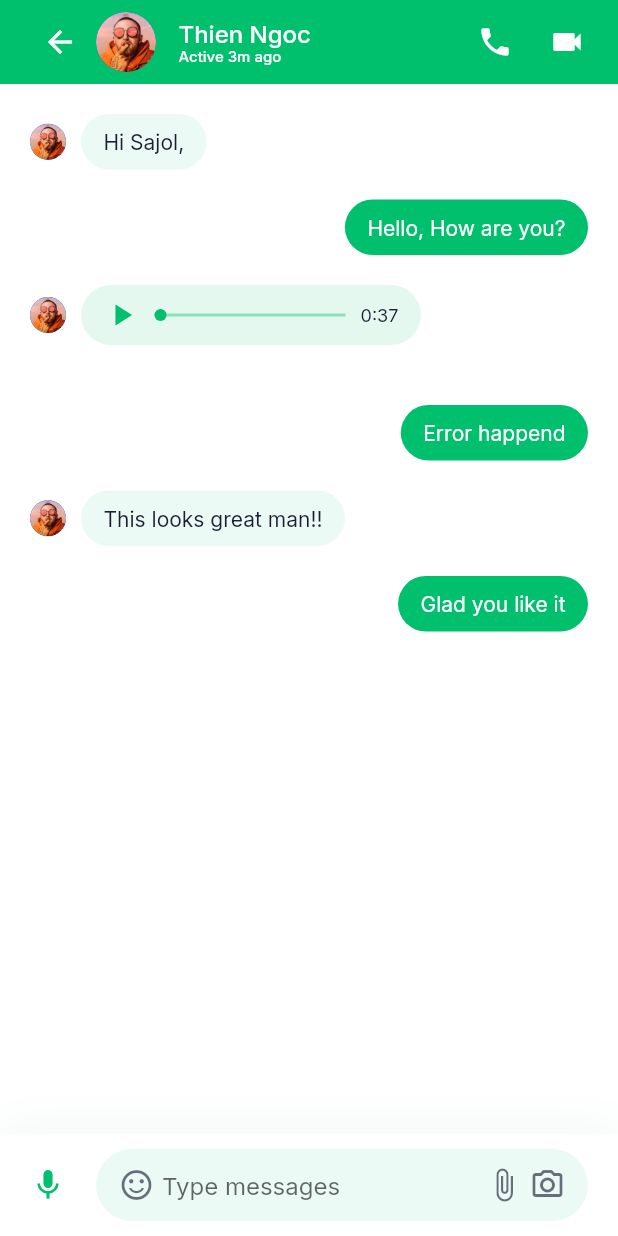
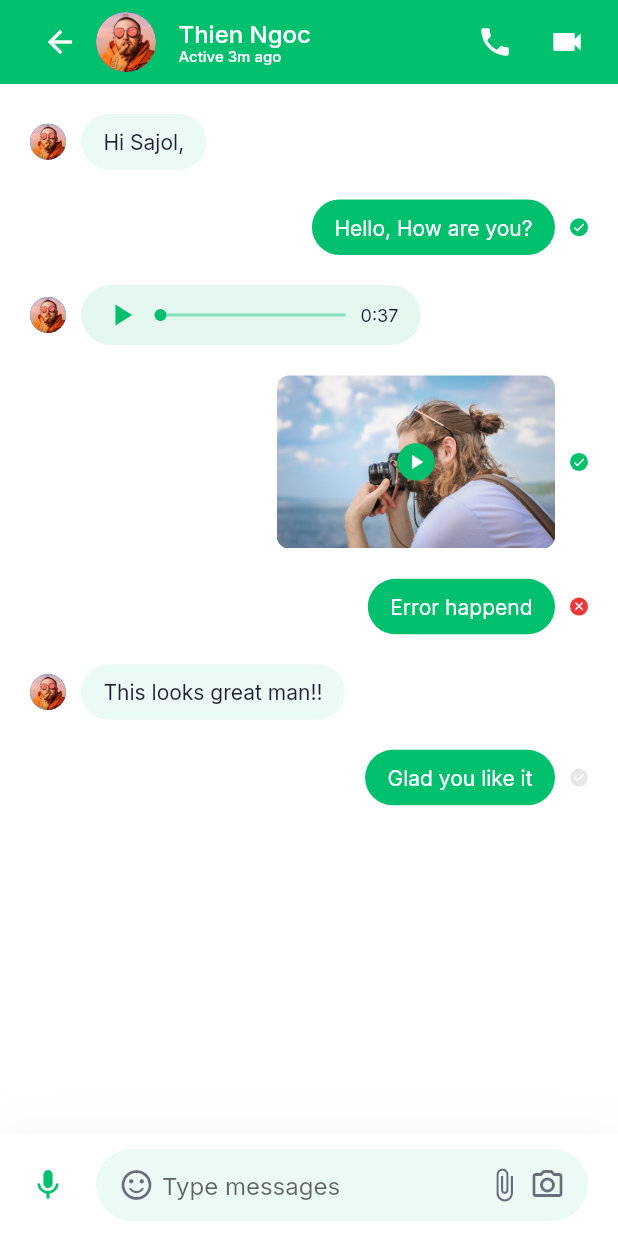
Before and after one commit to hienle2703/flutter_chat_firebase, a Flutter app: the MessageScreen screen opened directly, on a phone screen of 412 x 824 dp. Run offline on Flutter 3.47's test engine with Material 2 defaults, Android fonts, the phone set to English and light mode, and no system bars; our stand-ins replace google_fonts.

Commit message:
Implement UI for video message

```diff
--- a/lib/screens/messages/components/message.dart
+++ b/lib/screens/messages/components/message.dart
@@ -4,6 +4,7 @@ import 'package:flutter/material.dart';
 
 import 'audio_message.dart';
 import 'text_message.dart';
+import 'video_message.dart';
 
 class Message extends StatelessWidget {
   const Message({
@@ -23,6 +24,9 @@ class Message extends StatelessWidget {
         case ChatMessageType.audio:
           return AudioMessage(message: message);
           break;
+        case ChatMessageType.video:
+          return VideoMessage(message: message);
+          break;
         default:
           return SizedBox();
       }
@@ -40,7 +44,43 @@ class Message extends StatelessWidget {
           SizedBox(width: kDefaultPadding / 2),
         ],
         messageContainer(message),
+        if (message.isSender) MessageStatusDot(status: message.messageStatus),
       ],
     );
   }
 }
+
+class MessageStatusDot extends StatelessWidget {
+  const MessageStatusDot({Key key, this.status}) : super(key: key);
+
+  final MessageStatus status;
+
+  @override
+  Widget build(BuildContext context) {
+    Color dotColor(MessageStatus status) {
+      switch (status) {
+        case MessageStatus.not_sent:
+          return kErrorColor;
+          break;
+        case MessageStatus.not_view:
+          return Theme.of(context).textTheme.bodyText1.color.withOpacity(0.1);
+          break;
+        case MessageStatus.viewed:
+          return kPrimaryColor;
+          break;
+        default:
+          return Colors.transparent;
+      }
+    }
+
+    return Container(
+      margin: EdgeInsets.only(left: kDefaultPadding / 2),
+      height: 12,
+      width: 12,
+      decoration:
+          BoxDecoration(color: dotColor(status), shape: BoxShape.circle),
+      child: Icon(status == MessageStatus.not_sent ? Icons.close : Icons.done,
+          size: 9, color: Theme.of(context).scaffoldBackgroundColor),
+    );
+  }
+}
--- /dev/null
+++ b/lib/screens/messages/components/video_message.dart
@@ -0,0 +1,44 @@
+import 'package:chat/constants.dart';
+import 'package:chat/models/ChatMessage.dart';
+import 'package:flutter/material.dart';
+
+class VideoMessage extends StatelessWidget {
+  const VideoMessage({
+    Key key,
+    this.message,
+  }) : super(key: key);
+
+  final ChatMessage message;
+
+  @override
+  Widget build(BuildContext context) {
+    return SizedBox(
+      width: MediaQuery.of(context).size.width * 0.45,
+      child: AspectRatio(
+        aspectRatio: 1.6,
+        child: Stack(
+          alignment: Alignment.center,
+          children: [
+            ClipRRect(
+              borderRadius: BorderRadius.circular(8),
+              child: Image.asset("assets/images/Video Place Here.png"),
+            ),
+            Container(
+              height: 25,
+              width: 25,
+              decoration: BoxDecoration(
+                color: kPrimaryColor,
+                shape: BoxShape.circle,
+              ),
+              child: Icon(
+                Icons.play_arrow,
+                color: Colors.white,
+                size: 16,
+              ),
+            )
+          ],
+        ),
+      ),
+    );
+  }
+}
```
